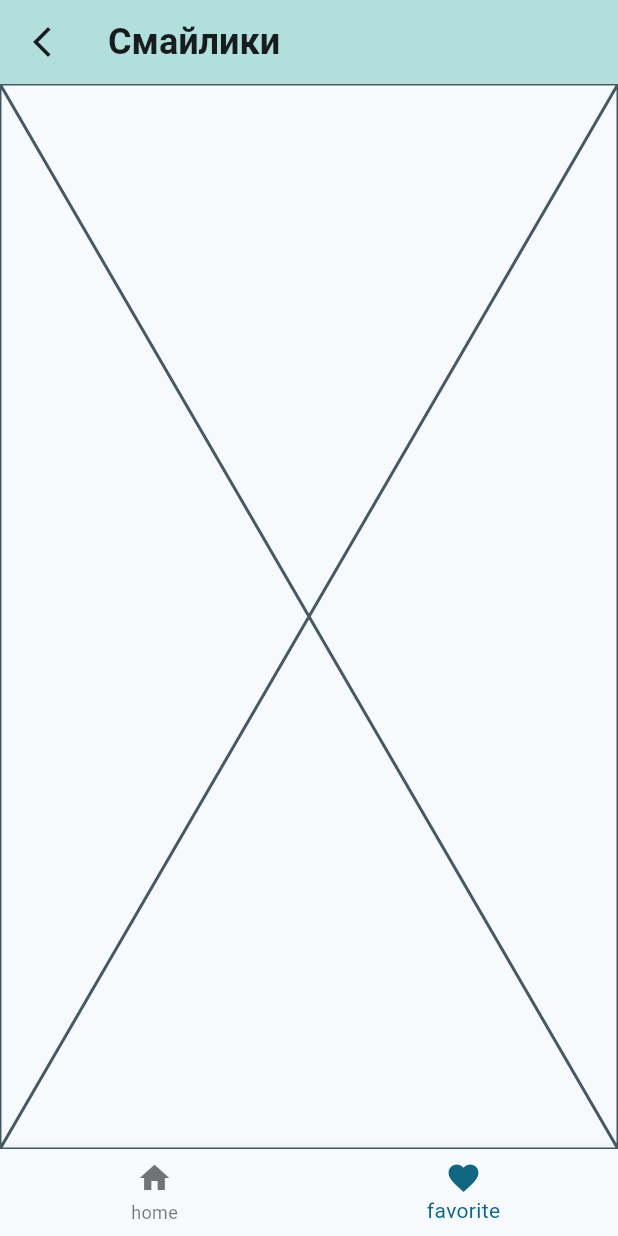
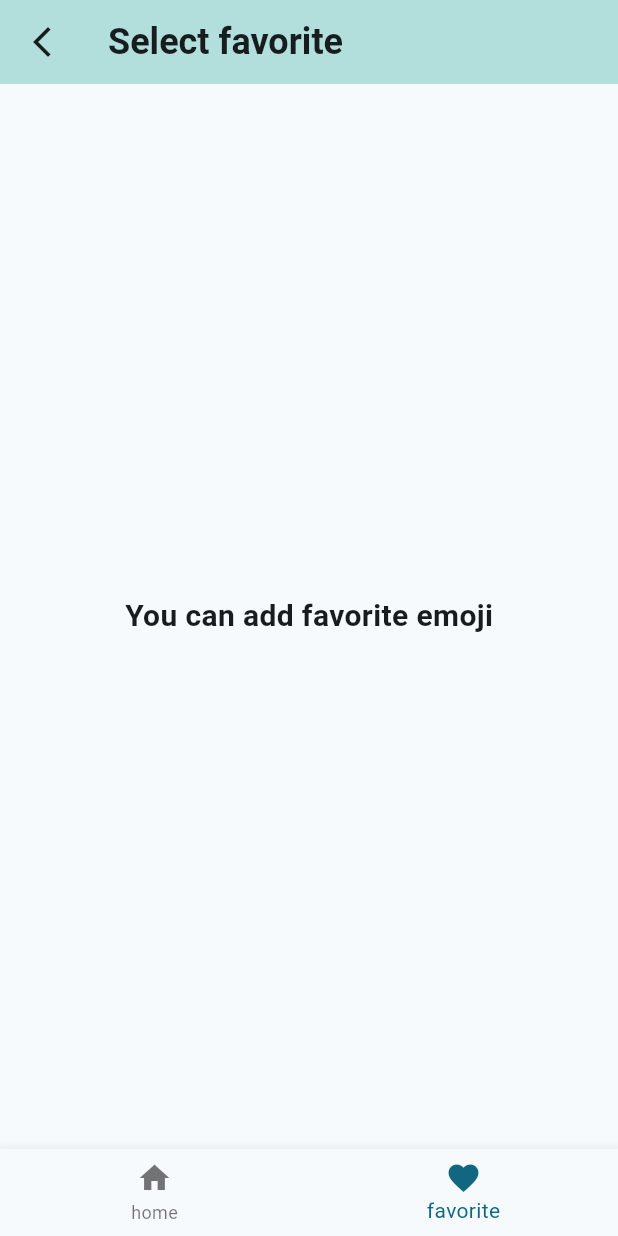
Before and after one commit to SampleText-24/freeflowflutter, a Flutter app: the screen it shows after launch, item 2 of the bottom bar chosen, on a phone screen of 412 x 824 dp. Run offline on Flutter 3.47's test engine with Material 2 defaults, Android fonts, the light colour scheme and no system bars; network calls fail.

Commit message:
Сделал красиво

```diff
--- a/lib/main.dart
+++ b/lib/main.dart
@@ -27,29 +27,74 @@ class MyApp extends StatelessWidget {
 
 class MyAppState extends ChangeNotifier {
 
-  List<Map<String, dynamic>> emojiList = [
+  List emojiList = [
     {
       'title': '95_CryThumbsUp',
       'imageUrl': 'https://cdn3.emoji.gg/emojis/5163-95-crythumbsup.png',
-      'color': Colors.red,
+      'color': Colors.cyan.shade200,
+    },
+    {
+      'title': 'DdogHwat',
+      'imageUrl': 'https://cdn.discordapp.com/emojis/1056608003761115186.webp',
+      'color': Colors.amberAccent.shade200,
     },
     {
       'title': 'Shy_blushy_cursed',
       'imageUrl': 'https://cdn3.emoji.gg/emojis/9540-shy-blushy-cursed.png',
-      'color': Colors.blue,
+      'color': Colors.blue.shade200,
     },
     {
       'title': 'EzPepe',
       'imageUrl': 'https://cdn3.emoji.gg/emojis/5492_EzPepe.png',
-      'color': Colors.green,
+      'color': Colors.green.shade200,
     },
     {
       'title': 'RickRoll',
       'imageUrl': 'https://cdn3.emoji.gg/emojis/3416-rickroll.gif',
-      'color': Colors.orange,
+      'color': Colors.orange.shade200,
+    },
+    {
+      'title': 'CatJAM',
+      'imageUrl': 'https://cdn3.emoji.gg/emojis/5498_catJAM.gif',
+      'color': Colors.lime.shade200,
+    },
+    {
+      'title': 'PeepoWait',
+      'imageUrl': 'https://cdn3.emoji.gg/emojis/5911-peepowait.png',
+      'color': Colors.yellow.shade200,
+    },
+    {
+      'title': 'Gigachad',
+      'imageUrl': 'https://cdn3.emoji.gg/emojis/9588-gigachad.png',
+      'color': Colors.lightBlueAccent.shade200,
+    },
+    {
+      'title': 'pain',
+      'imageUrl': 'https://cdn3.emoji.gg/emojis/9889-pain.gif',
+      'color': Colors.orange.shade200,
+    },
+    {
+      'title': 'trollege',
+      'imageUrl': 'https://cdn3.emoji.gg/emojis/5680-trollege.gif',
+      'color': Colors.orange.shade200,
     },
   ];
 
+  var favorites = [];
+
+  void toggleFavorite(item) {
+    favorites.contains(item)
+      ? favorites.remove(item)
+      : favorites.add(item);
+
+    notifyListeners();
+  }
+
+  void removeFavorite(item) {
+    favorites.remove(item);
+
+    notifyListeners();
+  }
 
 }
 
@@ -71,7 +116,7 @@ class _MyHomePageState extends State<MyHomePage> {
         page = MainList();
         break;
       case 1:
-        page = Placeholder();
+        page = FavoritesPage();
         break;
       default:
         throw UnimplementedError('no widget for $selectedIndex');
@@ -80,7 +125,7 @@ class _MyHomePageState extends State<MyHomePage> {
     return Scaffold(
       appBar: AppBar(
           leading: Icon(Icons.arrow_back_ios_new),
-          title: Text('Смайлики',
+          title: Text('Select favorite',
               style: TextStyle(fontWeight: FontWeight.bold, fontSize: 24)),
           backgroundColor: Colors.teal.shade100),
       body: page,
@@ -112,9 +157,9 @@ class MainList extends StatelessWidget {
   @override
   Widget build(BuildContext context) {
     var appState = context.watch<MyAppState>();
-    print(appState.emojiList);
     return GridView.count(
       crossAxisCount: 2,
+      padding: EdgeInsets.all(5),
       children: [
         for (var el in appState.emojiList)
           MyCard(title: el['title'], imageUrl: el['imageUrl'], color: el['color'])
@@ -138,10 +183,19 @@ class MyCard extends StatelessWidget {
 
   @override
   Widget build(BuildContext context) {
+    var appState = context.watch<MyAppState>();
+
+    IconData icon;
+    if (appState.favorites.contains(imageUrl)) {
+      icon = Icons.favorite;
+    } else {
+      icon = Icons.favorite_border;
+    }
+
     return Card(
       color: color,
       shape:
-      RoundedRectangleBorder(borderRadius: BorderRadius.circular(30)),
+        RoundedRectangleBorder(borderRadius: BorderRadius.circular(30)),
       child: Column(
         children: [
           Stack(
@@ -150,10 +204,16 @@ class MyCard extends StatelessWidget {
                   imageUrl,
                   height: 150),
               Positioned(
-                top: 10,
+                top: 5,
                 right: 0,
                 child:
-                Icon(Icons.favorite_border, color: Colors.red.shade100),
+                IconButton(
+                  onPressed: () {
+                    appState.toggleFavorite(imageUrl);
+                  },
+                  icon: Icon(icon),
+                  color: Colors.red.shade300
+                ),
               ),
             ],
           ),
@@ -166,3 +226,46 @@ class MyCard extends StatelessWidget {
     );
   }
 }
+
+class FavoritesPage extends StatelessWidget {
+  const FavoritesPage({Key? key}) : super(key: key);
+
+  @override
+  Widget build(BuildContext context) {
+    var appState = context.watch<MyAppState>();
+
+    if (appState.favorites.isEmpty) {
+      return Center(
+        child: Text('You can add favorite emoji', style: TextStyle(fontWeight: FontWeight.bold, fontSize: 20)),
+      );
+    }
+    return Column(
+      crossAxisAlignment: CrossAxisAlignment.start,
+      children: [
+        Padding(
+          padding: const EdgeInsets.all(20),
+          child: Text('You have ${appState.favorites.length} favorites:'),
+        ),
+        Expanded(child: GridView(
+          gridDelegate: SliverGridDelegateWithMaxCrossAxisExtent(
+            maxCrossAxisExtent: 400,
+            childAspectRatio: 400 / 100,
+            mainAxisSpacing: 20
+          ),
+          children: [
+            for (var fav in appState.favorites)
+              ListTile(
+                leading: IconButton(
+                  icon: Icon(Icons.delete, semanticLabel: 'Delete',),
+                  onPressed: () {
+                    appState.removeFavorite(fav);
+                  },
+                ),
+                title: Image.network('$fav'),
+              ),
+          ],
+        ))
+      ],
+    );
+  }
+}
```
